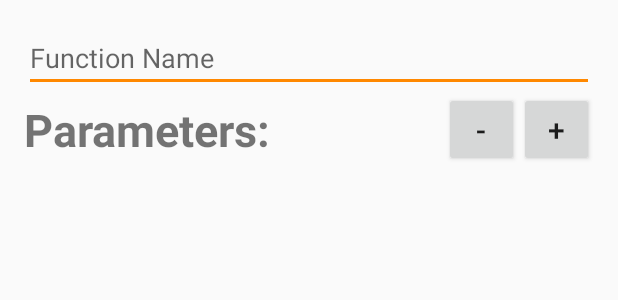
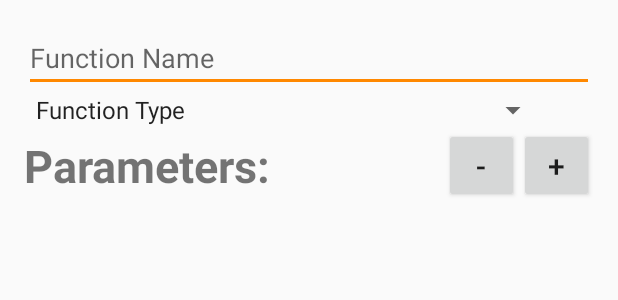
Before and after one commit to mihir-chauhan/AutoPlotBot, an Android app: the layout add_function_dialog.xml on its own in the app's theme, with its tools: preview values and no code run, on a phone screen of 412 x 824 dp. Shown: the top 300 px of the screen. Run offline under Robolectric (Android 15) with nearby library versions, the phone set to English and light mode, and no system bars.

Commit message:
added functionType to addNewFunction and added dynamically changing edit text keyboard styles based on input type

```diff
--- a/app/src/main/java/com/example/odometryapp_v10/MainActivity.java
+++ b/app/src/main/java/com/example/odometryapp_v10/MainActivity.java
@@ -93,10 +93,11 @@ public class MainActivity extends AppCompatActivity implements AddNewFunction.ad
     }
 
     @Override
-    public void addNewFunction(String functionName, ArrayList<ArrayList<Object>> allParameters) {
+    public void addNewFunction(String functionName, ArrayList<ArrayList<Object>> allParameters, String functionType) {
         try {
             JSONObject jsonObject = new JSONObject();
             jsonObject.put("functionName", functionName);
+            jsonObject.put("functionType", functionType);
             JSONObject paramObject = new JSONObject();
             for(int parameter = 0; parameter < allParameters.size(); parameter++) {
                 paramObject.put(allParameters.get(parameter).get(0).toString(), allParameters.get(parameter).get(1).toString());
--- a/app/src/main/res/layout/add_function_dialog.xml
+++ b/app/src/main/res/layout/add_function_dialog.xml
@@ -14,12 +14,20 @@
         android:hint="Function Name"
         android:inputType="textAutoCorrect" />
 
+    <Spinner
+        android:id="@+id/functionTypeSelector"
+        android:layout_width="350dp"
+        android:layout_height="wrap_content"
+        android:layout_below="@+id/addNewFunctionName"
+        android:entries="@array/functionTypes"
+        android:hint="Function Type"/>
+
 
     <Button
         android:id="@+id/addParameters"
         android:layout_width="50dp"
         android:layout_height="50dp"
-        android:layout_below="@id/addNewFunctionName"
+        android:layout_below="@id/functionTypeSelector"
         android:layout_alignParentRight="true"
         android:gravity="center"
         android:text="+"
@@ -29,7 +37,7 @@
         android:id="@+id/removeParameters"
         android:layout_width="50dp"
         android:layout_height="50dp"
-        android:layout_below="@id/addNewFunctionName"
+        android:layout_below="@id/functionTypeSelector"
         android:layout_toLeftOf="@id/addParameters"
         android:gravity="center"
         android:text="-"
@@ -40,7 +48,7 @@
         android:layout_height="50dp"
         android:textSize="30sp"
         android:gravity="center_vertical"
-        android:layout_below="@+id/addNewFunctionName"
+        android:layout_below="@+id/functionTypeSelector"
         android:text="Parameters:"
         android:textStyle="bold"/>
 
--- a/app/src/main/res/values/strings.xml
+++ b/app/src/main/res/values/strings.xml
@@ -7,6 +7,11 @@
         <item>Integer</item>
         <item>Double</item>
         <item>Boolean</item>
-        <!--        <item>Array</item>-->
+    </string-array>
+    <string-array name="functionTypes">
+        <item>Function Type</item>
+        <item>Drivetrain</item>
+        <item>Accessory</item>
+        <item>Other</item>
     </string-array>
 </resources>
```
Also changed, not shown: app/src/main/java/com/example/odometryapp_v10/Dialogs/AddNewFunction.java (+53 -5 lines), app/src/main/java/com/example/odometryapp_v10/Dialogs/CallFunction.java (+11 -2 lines), app/src/main/res/layout/add_function_custom_listview_layout.xml (renamed from app/src/main/res/layout/edit_function_custom_listview_layout.xml).
